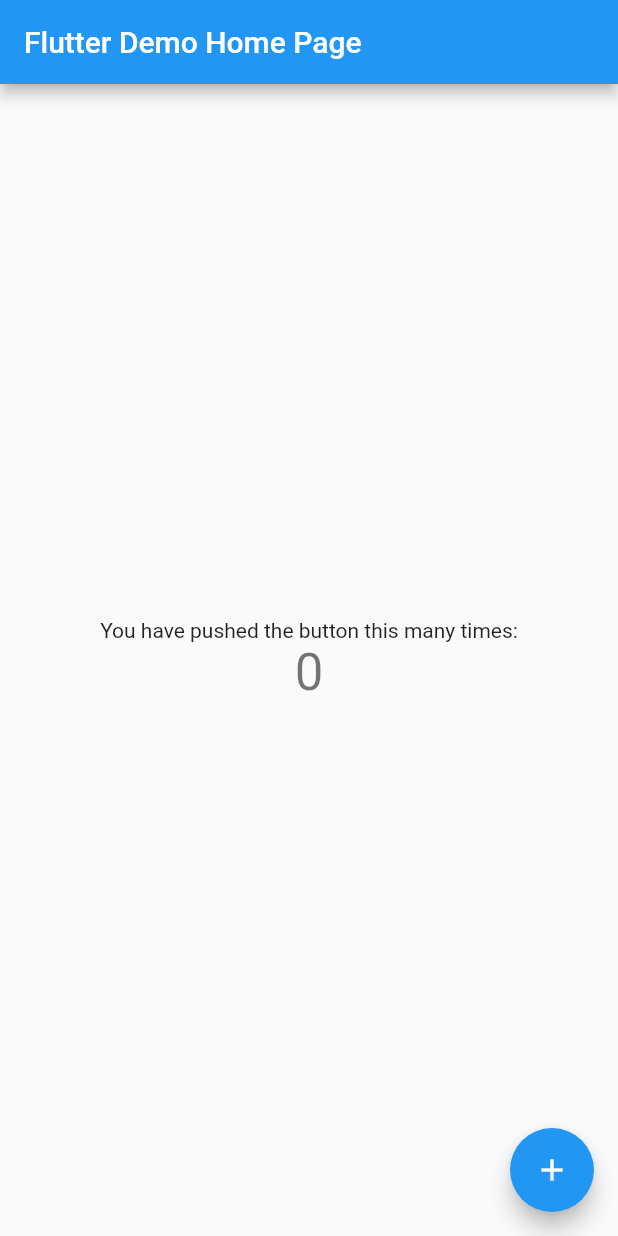
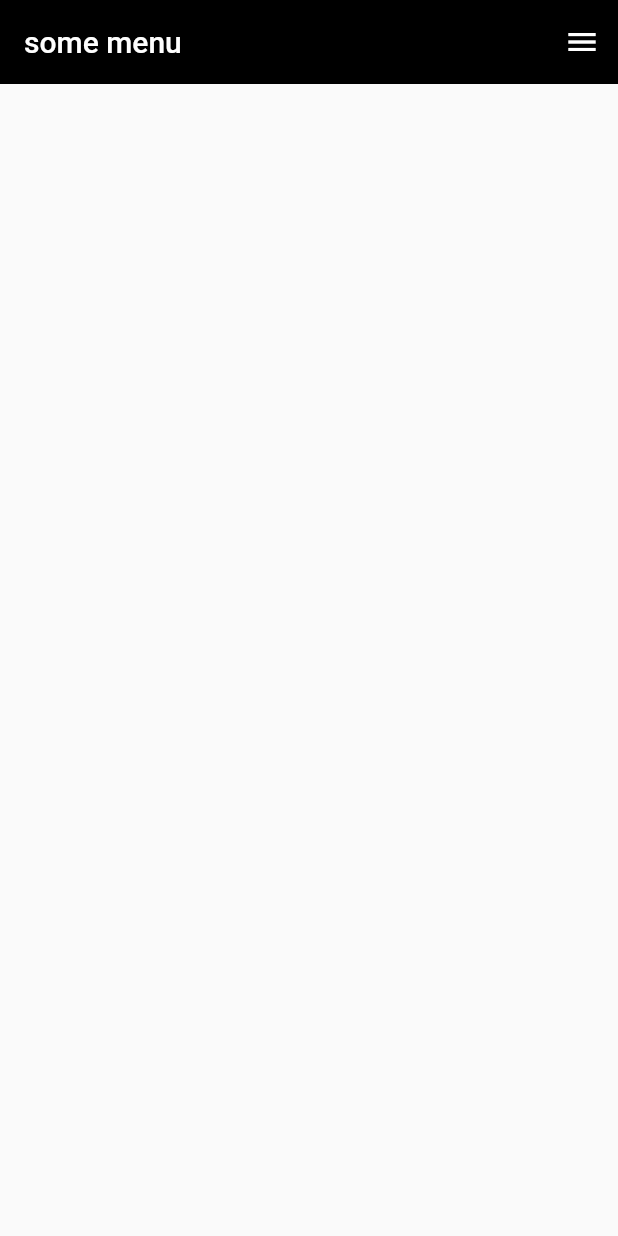
Before and after one commit to dwyl/flutter-navigation-menu-demo, a Flutter app: the screen it shows after launch, on a phone screen of 412 x 824 dp. Run offline on Flutter 3.47's test engine with Material 2 defaults, Android fonts, the phone set to English and light mode, and no system bars.

Commit message:
feat: Adding basic sliding menu. #1

```diff
--- a/lib/main.dart
+++ b/lib/main.dart
@@ -1,115 +1,121 @@
 import 'package:flutter/material.dart';
 
+import 'menu.dart';
+
 void main() {
-  runApp(const MyApp());
+  runApp(const App());
 }
 
-class MyApp extends StatelessWidget {
-  const MyApp({super.key});
+class App extends StatelessWidget {
+  const App({super.key});
 
   // This widget is the root of your application.
   @override
   Widget build(BuildContext context) {
     return MaterialApp(
-      title: 'Flutter Demo',
+      title: 'Navigation Flutter Menu App',
       theme: ThemeData(
-        // This is the theme of your application.
-        //
-        // Try running your application with "flutter run". You'll see the
-        // application has a blue toolbar. Then, without quitting the app, try
-        // changing the primarySwatch below to Colors.green and then invoke
-        // "hot reload" (press "r" in the console where you ran "flutter run",
-        // or simply save your changes to "hot reload" in a Flutter IDE).
-        // Notice that the counter didn't reset back to zero; the application
-        // is not restarted.
         primarySwatch: Colors.blue,
       ),
-      home: const MyHomePage(title: 'Flutter Demo Home Page'),
+      home: const HomePage(),
     );
   }
 }
 
-class MyHomePage extends StatefulWidget {
-  const MyHomePage({super.key, required this.title});
-
-  // This widget is the home page of your application. It is stateful, meaning
-  // that it has a State object (defined below) that contains fields that affect
-  // how it looks.
-
-  // This class is the configuration for the state. It holds the values (in this
-  // case the title) provided by the parent (in this case the App widget) and
-  // used by the build method of the State. Fields in a Widget subclass are
-  // always marked "final".
-
-  final String title;
+class HomePage extends StatefulWidget {
+  const HomePage({super.key});
 
   @override
-  State<MyHomePage> createState() => _MyHomePageState();
+  State<HomePage> createState() => _HomePageState();
 }
 
-class _MyHomePageState extends State<MyHomePage> {
-  int _counter = 0;
+// https://docs.flutter.dev/development/ui/animations/tutorial#animationcontroller
+class _HomePageState extends State<HomePage> with SingleTickerProviderStateMixin {
+  late AnimationController _menuSlideController;
 
-  void _incrementCounter() {
-    setState(() {
-      // This call to setState tells the Flutter framework that something has
-      // changed in this State, which causes it to rerun the build method below
-      // so that the display can reflect the updated values. If we changed
-      // _counter without calling setState(), then the build method would not be
-      // called again, and so nothing would appear to happen.
-      _counter++;
-    });
+  @override
+  void initState() {
+    super.initState();
+
+    _menuSlideController = AnimationController(
+      vsync: this,
+      duration: const Duration(milliseconds: 150),
+    );
+  }
+
+  @override
+  void dispose() {
+    _menuSlideController.dispose();
+    super.dispose();
+  }
+
+  bool _isMenuOpen() {
+    return _menuSlideController.value == 1.0;
+  }
+
+  bool _isMenuOpening() {
+    return _menuSlideController.status == AnimationStatus.forward;
+  }
+
+  bool _isMenuClosed() {
+    return _menuSlideController.value == 0.0;
+  }
+
+  void _toggleMenu() {
+    if (_isMenuOpen() || _isMenuOpening()) {
+      _menuSlideController.reverse();
+    } else {
+      _menuSlideController.forward();
+    }
   }
 
   @override
   Widget build(BuildContext context) {
-    // This method is rerun every time setState is called, for instance as done
-    // by the _incrementCounter method above.
-    //
-    // The Flutter framework has been optimized to make rerunning build methods
-    // fast, so that you can just rebuild anything that needs updating rather
-    // than having to individually change instances of widgets.
     return Scaffold(
       appBar: AppBar(
-        // Here we take the value from the MyHomePage object that was created by
-        // the App.build method, and use it to set our appbar title.
-        title: Text(widget.title),
+        title: const Text(
+          'some menu',
+          style: TextStyle(
+            color: Colors.white,
+          ),
+        ),
+        backgroundColor: Colors.black,
+        elevation: 0.0,
+        automaticallyImplyLeading: false,
+        actions: [
+          AnimatedBuilder(
+            animation: _menuSlideController,
+            builder: (context, child) {
+              return IconButton(
+                onPressed: _toggleMenu,
+                icon: _isMenuOpen() || _isMenuOpening()
+                    ? const Icon(
+                        Icons.menu_open,
+                        color: Colors.white,
+                      )
+                    : const Icon(
+                        Icons.menu,
+                        color: Colors.white,
+                      ),
+              );
+            },
+          ),
+        ],
       ),
-      body: Center(
-        // Center is a layout widget. It takes a single child and positions it
-        // in the middle of the parent.
-        child: Column(
-          // Column is also a layout widget. It takes a list of children and
-          // arranges them vertically. By default, it sizes itself to fit its
-          // children horizontally, and tries to be as tall as its parent.
-          //
-          // Invoke "debug painting" (press "p" in the console, choose the
-          // "Toggle Debug Paint" action from the Flutter Inspector in Android
-          // Studio, or the "Toggle Debug Paint" command in Visual Studio Code)
-          // to see the wireframe for each widget.
-          //
-          // Column has various properties to control how it sizes itself and
-          // how it positions its children. Here we use mainAxisAlignment to
-          // center the children vertically; the main axis here is the vertical
-          // axis because Columns are vertical (the cross axis would be
-          // horizontal).
-          mainAxisAlignment: MainAxisAlignment.center,
-          children: <Widget>[
-            const Text(
-              'You have pushed the button this many times:',
-            ),
-            Text(
-              '$_counter',
-              style: Theme.of(context).textTheme.headline4,
-            ),
-          ],
-        ),
+      body: Stack(
+        children: [
+          const SizedBox(),
+          AnimatedBuilder(
+            animation: _menuSlideController,
+            builder: (context, child) {
+              return FractionalTranslation(
+                translation: Offset(1.0 - _menuSlideController.value, 0.0),
+                child: _isMenuClosed() ? const SizedBox() : const Menu(),
+              );
+            },
+          ),
+        ],
       ),
-      floatingActionButton: FloatingActionButton(
-        onPressed: _incrementCounter,
-        tooltip: 'Increment',
-        child: const Icon(Icons.add),
-      ), // This trailing comma makes auto-formatting nicer for build methods.
     );
   }
 }
--- /dev/null
+++ b/lib/menu.dart
@@ -0,0 +1,26 @@
+import 'package:flutter/material.dart';
+
+class Menu extends StatefulWidget {
+  const Menu({super.key});
+
+  @override
+  State<Menu> createState() => _MenuState();
+}
+
+class _MenuState extends State<Menu> {
+  @override
+  Widget build(BuildContext context) {
+    return Container(
+      color: Colors.black,
+      child: Center(
+          child: Column(
+              mainAxisAlignment: MainAxisAlignment.center,
+              children: const <Widget>[
+                Text(
+                  'This is the menu',
+                  style: TextStyle(color: Colors.white)
+                ),
+              ])),
+    );
+  }
+}
```
Also changed, not shown: 1 other file.
